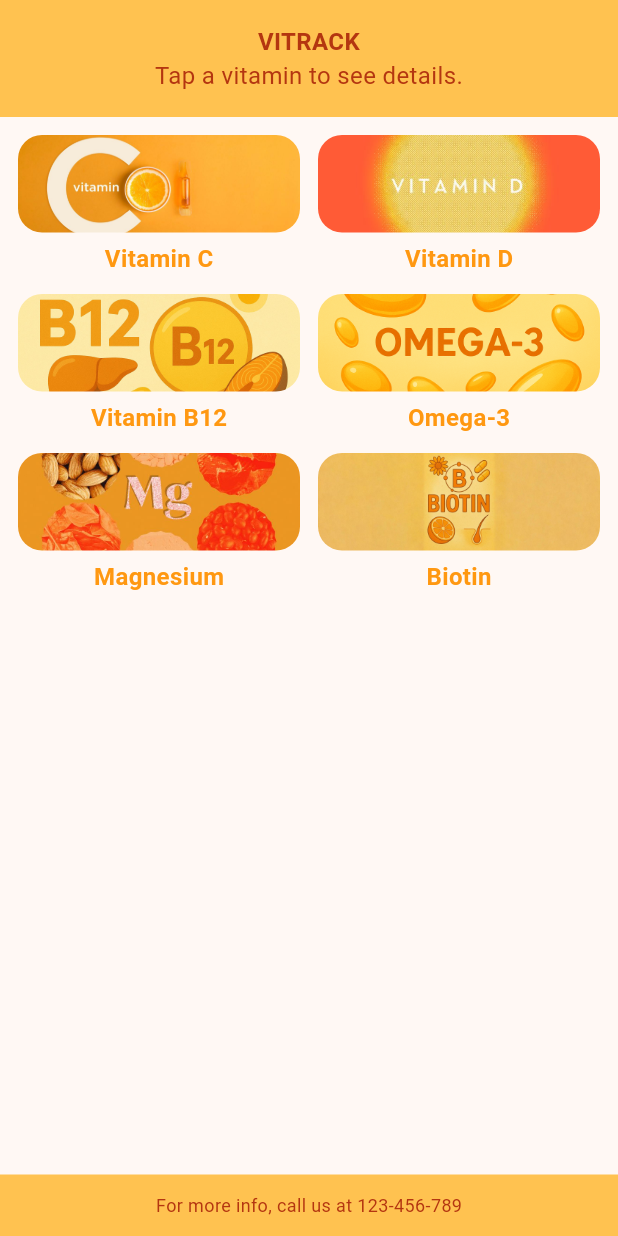
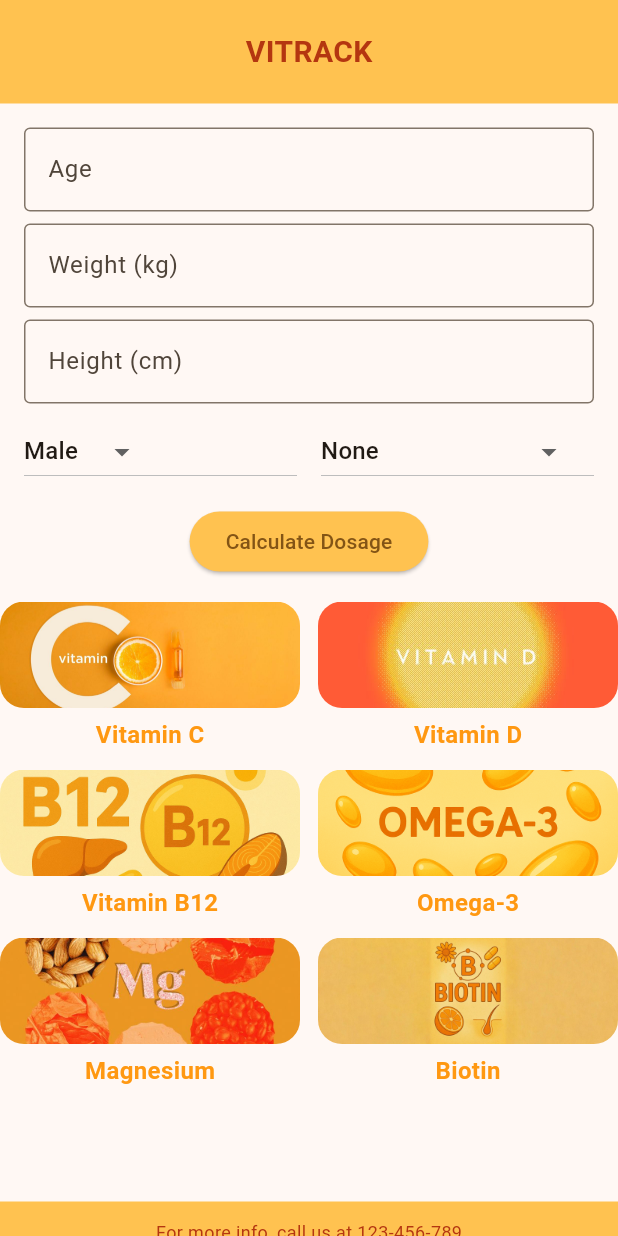
Before and after one commit to ThePharma1/vittrack, a Flutter app: the screen it shows after launch, on a phone screen of 412 x 824 dp. Run offline on Flutter 3.47's test engine with Material 3 defaults, Android fonts, the phone set to English and light mode, and no system bars.

Commit message:
Edit home

```diff
--- a/lib/home.dart
+++ b/lib/home.dart
@@ -1,43 +1,201 @@
 import 'package:flutter/material.dart';
 import 'data.dart';
 import 'vitamin_page.dart';
+import 'dosage_calculator.dart';
 
-class HomePage extends StatelessWidget {
+class HomePage extends StatefulWidget {
   const HomePage({super.key});
+
+  @override
+  State<HomePage> createState() => _HomePageState();
+}
+
+class _HomePageState extends State<HomePage> {
+  TextEditingController ageController = TextEditingController();
+  TextEditingController weightController = TextEditingController();
+  TextEditingController heightController = TextEditingController();
+
+  String selectedGender = "Male";
+  String selectedSymptom = "None";
+
+  List<String> genders = ["Male", "Female"];
+  List<String> symptoms = [
+    "None",
+    "Low immunity",
+    "Frequent colds",
+    "Fatigue",
+    "Poor sun exposure",
+    "Bone weakness",
+    "Poor memory",
+    "Heart health",
+    "Joint pain",
+    "Muscle cramps",
+    "Stress",
+    "Hair/nail weakness",
+  ];
+
+  void navigateToResult() {
+    if (ageController.text.isEmpty ||
+        weightController.text.isEmpty ||
+        heightController.text.isEmpty) {
+      return;
+    }
+
+    int age;
+    var a = int.tryParse(ageController.text);
+    if (a == null) {
+      age = 0;
+    } else {
+      age = a;
+    }
+
+    double weight;
+    var w = double.tryParse(weightController.text);
+    if (w == null) {
+      weight = 0;
+    } else {
+      weight = w;
+    }
+
+    double height;
+    var h = double.tryParse(heightController.text);
+    if (h == null) {
+      height = 0;
+    } else {
+      height = h;
+    }
+    VitaminInfo recommended = DosageCalculator.recommendVitamin(
+      age,
+      selectedSymptom,
+    );
+
+    DosageCalculator calc = DosageCalculator(
+      recommended,
+      age,
+      weight,
+      height,
+      selectedGender,
+      selectedSymptom,
+    );
+
+    double dosage = calc.calculate();
+
+    Navigator.push(
+      context,
+      MaterialPageRoute(
+        builder: (context) => VitaminPage(
+          info: recommended,
+          recommendation: "Based on your info:",
+          age: age,
+          weight: weight,
+          height: height,
+          gender: selectedGender,
+          symptom: selectedSymptom,
+          calculatedDose: dosage,
+        ),
+      ),
+    );
+  }
 
   @override
   Widget build(BuildContext context) {
     return Scaffold(
-      body: Column(
+      body: SingleChildScrollView(
+        child: Column(
           children: [
             Container(
-            color: Color.fromARGB(255, 255, 194, 80),
-            padding: const EdgeInsets.symmetric(vertical: 16, horizontal: 12),
+              padding: const EdgeInsets.symmetric(vertical: 20),
+              color: const Color.fromARGB(255, 255, 194, 80),
               child: const Center(
-              child: Text.rich(
-                TextSpan(
-                  children: [
-                    TextSpan(
-                      text: "VITRACK\n",
-                      style: TextStyle(fontWeight: FontWeight.bold),
-                    ),
-                    TextSpan(
-                      text: "Tap a vitamin to see details.",
-                    ),
-                  ],
+                child: Text(
+                  "VITRACK",
                   style: TextStyle(
-                    fontSize: 16,
+                    fontSize: 20,
+                    fontWeight: FontWeight.bold,
                     color: Color.fromARGB(255, 180, 54, 16),
                   ),
-                ),
-                textAlign: TextAlign.center,
                 ),
               ),
             ),
 
+            Padding(
+              padding: const EdgeInsets.all(16),
+              child: Column(
+                children: [
+                  TextField(
+                    decoration: InputDecoration(
+                      hintText: "Age",
+                      border: OutlineInputBorder(),
+                    ),
+                    controller: ageController,
+                  ),
+                  const SizedBox(height: 8),
+                  TextField(
+                    decoration: InputDecoration(
+                      hintText: "Weight (kg)",
+                      border: OutlineInputBorder(),
+                    ),
+                    controller: weightController,
+                  ),
+                  const SizedBox(height: 8),
+                  TextField(
+                    decoration: InputDecoration(
+                      hintText: "Height (cm)",
+                      border: OutlineInputBorder(),
+                    ),
+                    controller: heightController,
+                  ),
+                  const SizedBox(height: 8),
+
+                  Row(
+                    children: [
                       Expanded(
-            child: Padding(
-              padding: const EdgeInsets.all(12),
+                        child: DropdownButton<String>(
+                          value: selectedGender,
+                          items: genders.map((g) {
+                            return DropdownMenuItem(value: g, child: Text(g));
+                          }).toList(),
+                          onChanged: (value) {
+                            setState(() {
+                              selectedGender = value!;
+                            });
+                          },
+                        ),
+                      ),
+
+                      const SizedBox(width: 16),
+
+                      Expanded(
+                        child: DropdownButton<String>(
+                          value: selectedSymptom,
+                          items: symptoms.map((s) {
+                            return DropdownMenuItem(value: s, child: Text(s));
+                          }).toList(),
+                          onChanged: (value) {
+                            setState(() {
+                              selectedSymptom = value!;
+                            });
+                          },
+                        ),
+                      ),
+                    ],
+                  ),
+
+                  const SizedBox(height: 12),
+
+                  ElevatedButton(
+                    onPressed: navigateToResult,
+                    style: ElevatedButton.styleFrom(
+                      backgroundColor: const Color.fromARGB(255, 255, 194, 80),
+                    ),
+                    child: const Text("Calculate Dosage"),
+                  ),
+                ],
+              ),
+            ),
+
+            SizedBox(
+              height: 400,
               child: GridView.builder(
                 itemCount: vitaminList.length,
                 gridDelegate: const SliverGridDelegateWithFixedCrossAxisCount(
@@ -48,12 +206,13 @@ class HomePage extends StatelessWidget {
                 ),
                 itemBuilder: (context, index) {
                   final vitamin = vitaminList[index];
+
                   return GestureDetector(
                     onTap: () {
                       Navigator.push(
                         context,
                         MaterialPageRoute(
-                          builder: (_) => VitaminPage(info: vitamin),
+                          builder: (context) => VitaminPage(info: vitamin),
                         ),
                       );
                     },
@@ -64,8 +223,8 @@ class HomePage extends StatelessWidget {
                             borderRadius: BorderRadius.circular(16),
                             child: Image.asset(
                               vitamin.image,
+                              width: double.infinity,
                               fit: BoxFit.cover,
-                              width: double.infinity,
                             ),
                           ),
                         ),
@@ -73,9 +232,9 @@ class HomePage extends StatelessWidget {
                         Text(
                           vitamin.name,
                           style: const TextStyle(
+                            fontSize: 16,
                             fontWeight: FontWeight.bold,
-                            fontSize: 16,
-                            color:Color.fromARGB(255, 255, 152, 17),
+                            color: Color.fromARGB(255, 255, 152, 17),
                           ),
                         ),
                       ],
@@ -84,11 +243,10 @@ class HomePage extends StatelessWidget {
                 },
               ),
             ),
-          ),
 
             Container(
-            color: Color.fromARGB(255, 255, 194, 80),
               padding: const EdgeInsets.symmetric(vertical: 12),
+              color: const Color.fromARGB(255, 255, 194, 80),
               child: const Center(
                 child: Text(
                   "For more info, call us at 123-456-789",
@@ -101,6 +259,7 @@ class HomePage extends StatelessWidget {
             ),
           ],
         ),
+      ),
     );
   }
 }
```
Lines whose indentation alone changed are shown as unchanged.
